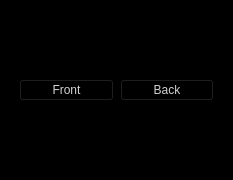
Old version of the form command_station/command_station/command_station.ui in the repository PeterMitrano/glowsuit.
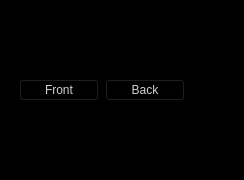
New version of the form.

```diff
--- a/command_station/command_station/command_station.ui
+++ b/command_station/command_station/command_station.ui
@@ -41,6 +41,12 @@
       </property>
       <item>
        <widget class="QPushButton" name="front_button">
+        <property name="sizePolicy">
+         <sizepolicy hsizetype="Fixed" vsizetype="Fixed">
+          <horstretch>0</horstretch>
+          <verstretch>0</verstretch>
+         </sizepolicy>
+        </property>
         <property name="text">
          <string>Front</string>
         </property>
@@ -48,11 +54,30 @@
       </item>
       <item>
        <widget class="QPushButton" name="back_button">
+        <property name="sizePolicy">
+         <sizepolicy hsizetype="Fixed" vsizetype="Fixed">
+          <horstretch>0</horstretch>
+          <verstretch>0</verstretch>
+         </sizepolicy>
+        </property>
         <property name="text">
          <string>Back</string>
         </property>
        </widget>
       </item>
+      <item>
+       <spacer name="horizontalSpacer">
+        <property name="orientation">
+         <enum>Qt::Horizontal</enum>
+        </property>
+        <property name="sizeHint" stdset="0">
+         <size>
+          <width>40</width>
+          <height>20</height>
+         </size>
+        </property>
+       </spacer>
+      </item>
      </layout>
     </item>
    </layout>
```
